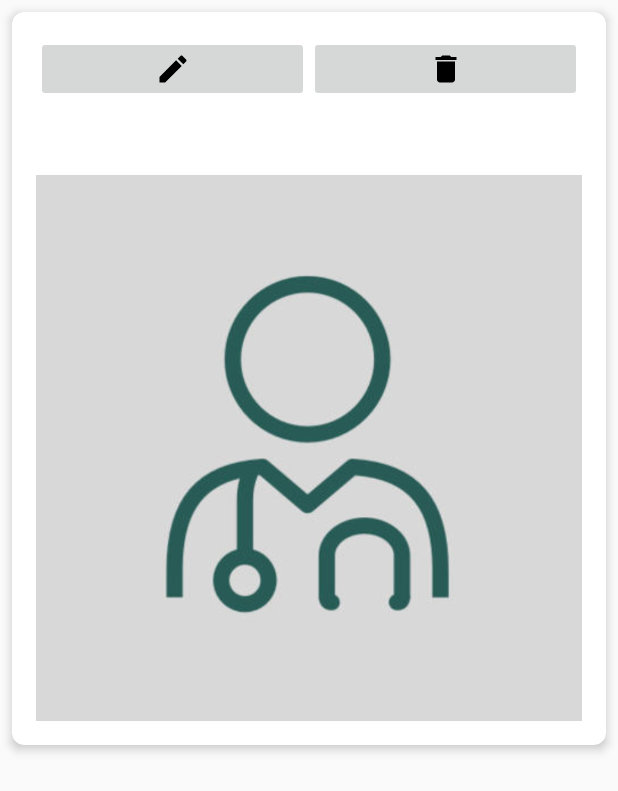
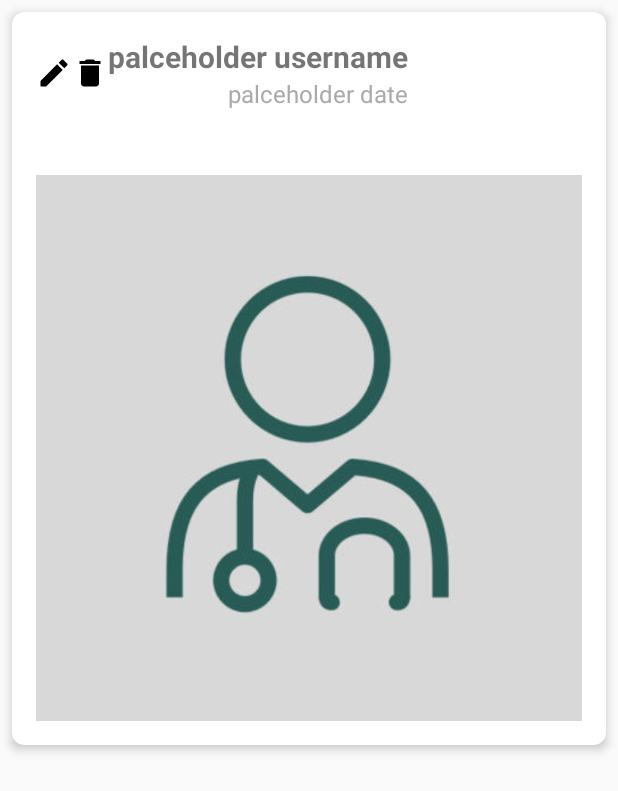
Before and after one commit to harelush/MadaMal-mobile, an Android app: the layout fragment_report_list_item.xml on its own in the app's theme, with its tools: preview values and no code run, on a phone screen of 412 x 824 dp. Shown: the top 791 px of the screen. Run offline under Robolectric (Android 15) with nearby library versions, the phone set to English and light mode, and no system bars.

Commit message:
improve list item display

```diff
--- a/app/src/main/res/layout/fragment_report_list_item.xml
+++ b/app/src/main/res/layout/fragment_report_list_item.xml
@@ -1,6 +1,6 @@
 <com.google.android.material.card.MaterialCardView xmlns:android="http://schemas.android.com/apk/res/android"
     xmlns:app="http://schemas.android.com/apk/res-auto"
-    android:layout_width="wrap_content"
+    android:layout_width="match_parent"
     android:layout_height="wrap_content"
     android:layout_margin="8dp"
     app:cardCornerRadius="8dp"
@@ -11,58 +11,67 @@
         android:layout_height="wrap_content"
         android:orientation="vertical"
         android:padding="16dp">
-
-        <!-- Title -->
         <LinearLayout
+            android:id="@+id/headerContainer"
             android:layout_width="match_parent"
-            android:layout_height="match_parent"
+            android:layout_height="wrap_content"
             android:orientation="horizontal">
 
             <LinearLayout
-                android:layout_width="match_parent"
+                android:id="@+id/actionButtonsContainer"
+                android:layout_width="wrap_content"
                 android:layout_height="match_parent"
+                android:layout_gravity="center_horizontal|center_vertical"
+                android:gravity="center_vertical"
                 android:orientation="horizontal">
 
-                <ImageButton
+                <ImageView
                     android:id="@+id/editReport"
                     android:layout_width="wrap_content"
                     android:layout_height="wrap_content"
-                    android:layout_weight="1"
+                    android:clickable="true"
+                    android:contentDescription="@string/open_edit_report_window"
+                    android:focusable="true"
                     app:srcCompat="@drawable/baseline_edit_24" />
 
-                <ImageButton
+                <ImageView
                     android:id="@+id/deleteReport"
                     android:layout_width="wrap_content"
                     android:layout_height="wrap_content"
-                    android:layout_weight="1"
+                    android:clickable="true"
+                    android:contentDescription="@string/open_delete_report_window"
+                    android:focusable="true"
                     app:srcCompat="@drawable/baseline_delete_24" />
+
             </LinearLayout>
 
             <LinearLayout
-                android:layout_width="match_parent"
-                android:layout_height="match_parent"
-                android:orientation="vertical">
+                android:layout_width="wrap_content"
+                android:layout_height="wrap_content"
+                android:layoutDirection="rtl"
+                android:orientation="vertical"
+                app:layout_constraintRight_toRightOf="parent">
+
+                <TextView
+                    android:id="@+id/report_owner_id"
+                    android:layout_width="wrap_content"
+                    android:layout_height="wrap_content"
+                    android:text="@string/palceholder_username"
+                    android:textSize="20sp"
+                    android:textStyle="bold" />
 
                 <TextView
                     android:id="@+id/report_creation_date"
                     android:layout_width="wrap_content"
                     android:layout_height="wrap_content"
+                    android:text="@string/palceholder_date"
                     android:textColor="@android:color/darker_gray"
                     android:textSize="16sp" />
 
-                <TextView
-                    android:id="@+id/report_owner_id"
-                    android:layout_width="wrap_content"
-                    android:layout_height="wrap_content"
-                    android:textSize="20sp"
-                    android:textStyle="bold" />
             </LinearLayout>
 
         </LinearLayout>
 
-        <!-- Subtitle -->
-
-        <!-- Content -->
         <TextView
             android:id="@+id/report_data"
             android:layout_width="match_parent"
@@ -78,8 +87,10 @@
             android:layout_height="wrap_content"
             android:layout_marginTop="16dp"
             android:adjustViewBounds="true"
-            android:contentDescription=""
+            android:contentDescription="@string/report_list_item_display_image"
             android:scaleType="centerCrop"
             android:src="@drawable/default_doctor_image" />
+
+
     </LinearLayout>
 </com.google.android.material.card.MaterialCardView>
--- a/app/src/main/res/layout/fragment_user_reports_list.xml
+++ b/app/src/main/res/layout/fragment_user_reports_list.xml
@@ -10,14 +10,10 @@
     <androidx.fragment.app.FragmentContainerView
         android:id="@+id/fragmentContainerView"
         android:name="com.harelshaigal.madamal.ui.reportsList.ReportListFragment"
-        android:layout_width="414dp"
-        android:layout_height="730dp"
-        android:layout_marginStart="1dp"
-        android:layout_marginTop="1dp"
-        android:layout_marginEnd="1dp"
+        android:layout_width="wrap_content"
+        android:layout_height="wrap_content"
         app:layout_constraintBottom_toBottomOf="parent"
         app:layout_constraintEnd_toEndOf="parent"
-        app:layout_constraintHorizontal_bias="1.0"
         app:layout_constraintStart_toStartOf="parent"
         app:layout_constraintTop_toTopOf="parent"
         app:layout_constraintVertical_bias="0.493" />
--- a/app/src/main/res/values/strings.xml
+++ b/app/src/main/res/values/strings.xml
@@ -16,4 +16,9 @@
     <string name="title_user_reports_list">הדיווחים שלי</string>
     <string name="title_reports_map">מפת הדיווחים</string>
     <string name="title_user_profile">הפרופיל שלי</string>
+    <string name="open_edit_report_window">open edit report window</string>
+    <string name="open_delete_report_window">open delete report window</string>
+    <string name="report_list_item_display_image">report list item display image</string>
+    <string name="palceholder_date">palceholder date</string>
+    <string name="palceholder_username">palceholder username</string>
 </resources>
```
Also changed, not shown: 1 other file.
